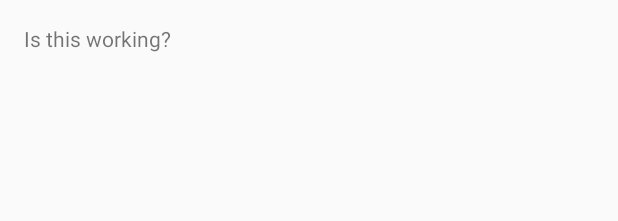
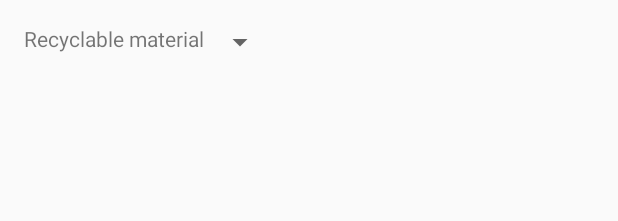
Before and after one commit to SorinaAvram/Recycle4Money, an Android app: the layout content_main.xml on its own in the app's theme, with its tools: preview values and no code run, on a phone screen of 412 x 824 dp. Shown: the top 221 px of the screen. Run offline under Robolectric (Android 15) with nearby library versions, the phone set to English and light mode, and no system bars.

Commit message:
Pushing all

```diff
--- a/app/src/main/AndroidManifest.xml
+++ b/app/src/main/AndroidManifest.xml
@@ -1,17 +1,17 @@
 <?xml version="1.0" encoding="utf-8"?>
 <manifest xmlns:android="http://schemas.android.com/apk/res/android"
-    package="com.avram.sorina.recycle4money" >
+    package="com.avram.sorina.recycle4money">
 
     <application
         android:allowBackup="true"
         android:icon="@mipmap/ic_launcher"
         android:label="@string/app_name"
         android:supportsRtl="true"
-        android:theme="@style/AppTheme" >
+        android:theme="@style/AppTheme">
         <activity
             android:name=".MainActivity"
             android:label="@string/app_name"
-            android:theme="@style/AppTheme.NoActionBar" >
+            android:theme="@style/AppTheme.NoActionBar">
             <intent-filter>
                 <action android:name="android.intent.action.MAIN" />
 
--- a/app/src/main/res/layout/content_main.xml
+++ b/app/src/main/res/layout/content_main.xml
@@ -1,5 +1,5 @@
 <?xml version="1.0" encoding="utf-8"?>
-<RelativeLayout
+<LinearLayout
     xmlns:android="http://schemas.android.com/apk/res/android"
     xmlns:tools="http://schemas.android.com/tools"
     xmlns:app="http://schemas.android.com/apk/res-auto"
@@ -14,7 +14,15 @@
     tools:context="com.avram.sorina.recycle4money.MainActivity">
 
     <TextView
-        android:text="Is this working?"
+        android:text="Recyclable material"
         android:layout_width="wrap_content"
         android:layout_height="wrap_content" />
-</RelativeLayout>
+
+    <Spinner
+        android:id="@+id/spinner"
+        android:layout_width="wrap_content"
+        android:layout_alignParentTop="true"
+        android:layout_alignParentLeft="true"
+        android:layout_height="wrap_content">
+    </Spinner>
+</LinearLayout>
--- a/app/src/main/res/values-v21/styles.xml
+++ b/app/src/main/res/values-v21/styles.xml
@@ -1,4 +1,5 @@
 <resources>>
+
     <style name="AppTheme.NoActionBar">
         <item name="windowActionBar">false</item>
         <item name="windowNoTitle">true</item>
--- a/app/src/main/res/values/styles.xml
+++ b/app/src/main/res/values/styles.xml
@@ -7,11 +7,14 @@
         <item name="colorPrimaryDark">@color/colorPrimaryDark</item>
         <item name="colorAccent">@color/colorAccent</item>
     </style>
+
     <style name="AppTheme.NoActionBar">
         <item name="windowActionBar">false</item>
         <item name="windowNoTitle">true</item>
     </style>
+
     <style name="AppTheme.AppBarOverlay" parent="ThemeOverlay.AppCompat.Dark.ActionBar" />
+
     <style name="AppTheme.PopupOverlay" parent="ThemeOverlay.AppCompat.Light" />
 
 </resources>
```
Also changed, not shown: app/src/main/java/com/avram/sorina/recycle4money/Login.java (deleted, +0 -29 lines), app/src/main/java/com/avram/sorina/recycle4money/MainActivity.java (+19 -28 lines), app/src/main/res/values/strings.xml (+8 -0 lines). Lines whose indentation alone changed are shown as unchanged.
